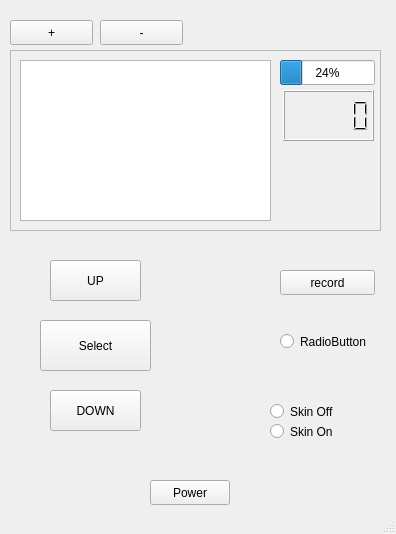
nfazlay/Denas-product-simulation, file interface.ui: the form before one commit.
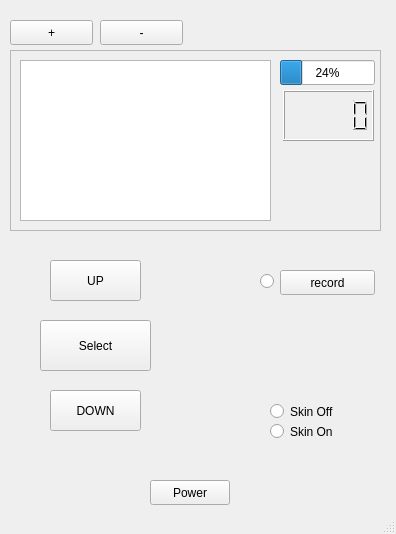
The form after the commit.

Diff of the .ui file:
```diff
--- a/interface.ui
+++ b/interface.ui
@@ -166,19 +166,6 @@
      <string>Select</string>
     </property>
    </widget>
-   <widget class="QRadioButton" name="radioButton">
-    <property name="geometry">
-     <rect>
-      <x>280</x>
-      <y>330</y>
-      <width>106</width>
-      <height>23</height>
-     </rect>
-    </property>
-    <property name="text">
-     <string>RadioButton</string>
-    </property>
-   </widget>
    <widget class="QWidget" name="widget" native="true">
     <property name="geometry">
      <rect>
@@ -215,6 +202,19 @@
      </property>
     </widget>
    </widget>
+   <widget class="QRadioButton" name="recording">
+    <property name="geometry">
+     <rect>
+      <x>260</x>
+      <y>270</y>
+      <width>16</width>
+      <height>23</height>
+     </rect>
+    </property>
+    <property name="text">
+     <string/>
+    </property>
+   </widget>
   </widget>
   <widget class="QStatusBar" name="statusBar"/>
  </widget>
```
